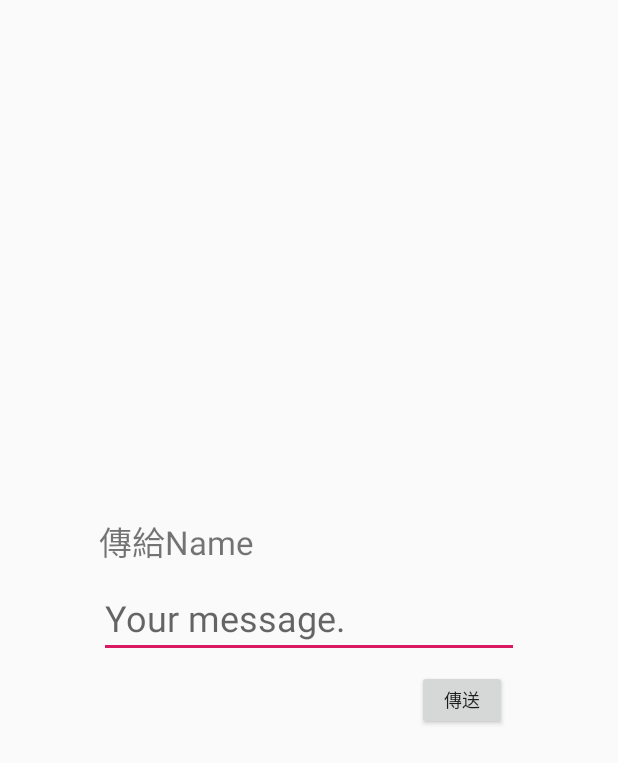
After one commit to a0919125181/DrawingGame, an Android app: the layout send_friend_msg.xml on its own in the app's theme, with its tools: preview values and no code run, on a phone screen of 412 x 824 dp. The commit adds this screen. Shown: the top 763 px of the screen. Run offline under Robolectric (Android 15) with nearby library versions, the phone set to English and light mode, and no system bars; network calls fail.

Commit message:
2018-12-20 10:46

```diff
--- a/app/src/main/java/com/example/user/drawinggame/connections/php/SendMsgThread.java
+++ b/app/src/main/java/com/example/user/drawinggame/connections/php/SendMsgThread.java
@@ -12,7 +12,7 @@ public class SendMsgThread extends ConnectThread {
     private Player player;
     private String msg;
     private int receiverID;
-    private int msgType;      // 0傳送訊息 1加好友
+    private int msgType;      // 0傳送訊息 1加好友 2確認好友
 
     private boolean isDone = false;
 
--- /dev/null
+++ b/app/src/main/res/layout/send_friend_msg.xml
@@ -0,0 +1,44 @@
+<?xml version="1.0" encoding="utf-8"?>
+<android.support.constraint.ConstraintLayout xmlns:android="http://schemas.android.com/apk/res/android"
+    xmlns:app="http://schemas.android.com/apk/res-auto"
+    xmlns:tools="http://schemas.android.com/tools"
+    android:layout_width="match_parent"
+    android:layout_height="match_parent">
+
+
+    <TextView
+        android:id="@+id/textViewTitle"
+        android:layout_width="wrap_content"
+        android:layout_height="wrap_content"
+        android:layout_marginBottom="8dp"
+        android:text="傳給Name"
+        android:textSize="22sp"
+        app:layout_constraintBottom_toTopOf="@id/editTextMsg"
+        app:layout_constraintStart_toStartOf="@id/editTextMsg" />
+
+    <EditText
+        android:id="@+id/editTextMsg"
+        android:layout_width="wrap_content"
+        android:layout_height="wrap_content"
+        android:layout_margin="8dp"
+        android:ems="10"
+        android:hint="Your message."
+        android:inputType="textPersonName"
+        android:textSize="24sp"
+        app:layout_constraintBottom_toBottomOf="parent"
+        app:layout_constraintEnd_toEndOf="parent"
+        app:layout_constraintStart_toStartOf="parent"
+        app:layout_constraintTop_toTopOf="parent" />
+
+    <Button
+        android:id="@+id/buttonSend"
+        android:layout_width="60dp"
+        android:layout_height="40dp"
+        android:layout_margin="8dp"
+        android:text="傳送"
+        android:textSize="12sp"
+        app:layout_constraintEnd_toEndOf="@id/editTextMsg"
+        app:layout_constraintTop_toBottomOf="@id/editTextMsg" />
+
+
+</android.support.constraint.ConstraintLayout>
```
Also changed, not shown: app/src/main/java/com/example/user/drawinggame/Lobby/Friend/MyFriendAdapter.java (+64 -4 lines), app/src/main/java/com/example/user/drawinggame/Lobby/Friend/MyFriendFragment.java (+8 -1 lines), app/src/main/java/com/example/user/drawinggame/Room/RoomFragment.java (+10 -4 lines), app/src/main/java/com/example/user/drawinggame/Room/Server_FunctionCode.java (+26 -7 lines).
